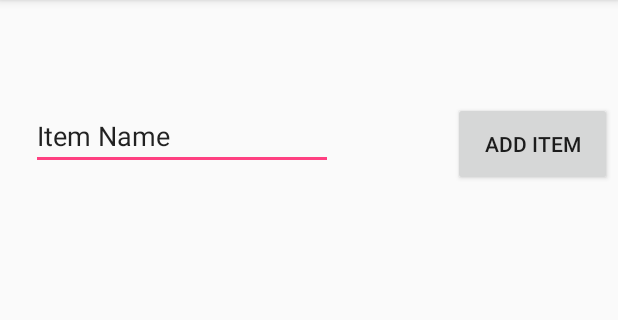
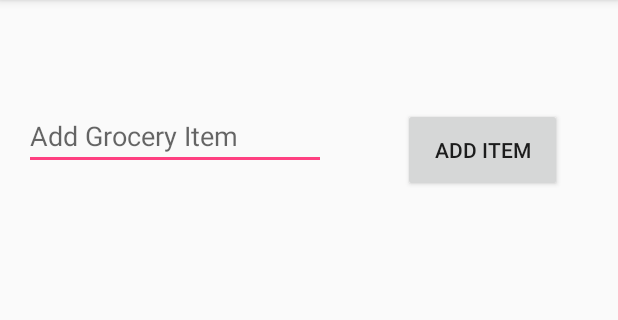
Before and after one commit to surbhi2903/ShoppingListApp, an Android app: the ViewListActivity screen opened directly, with no data from a screen before it, on a phone screen of 412 x 824 dp, the part 84-404 px from its top. Run offline under Robolectric (Android 15) with nearby library versions, the phone set to English and light mode, and no system bars; our stand-ins replace Firebase (no records; nobody signed in at launch, a user with empty details on screens opened directly); 2 statements that could not run were skipped.

```diff
--- a/app/src/main/res/layout/activity_main.xml
+++ b/app/src/main/res/layout/activity_main.xml
@@ -33,7 +33,7 @@
         android:layout_marginTop="16dp"
         android:ems="10"
         android:inputType="textPersonName"
-        android:hint="@string/grocery_hint"
+        android:hint="@string/shopping_hint"
         app:layout_constraintBottom_toBottomOf="parent"
         app:layout_constraintEnd_toStartOf="@+id/newList"
         app:layout_constraintHorizontal_bias="0.0"
@@ -45,7 +45,7 @@
     <ListView
         android:id="@+id/listView"
         android:layout_width="401dp"
-        android:layout_height="312dp"
+        android:layout_height="357dp"
         android:layout_marginBottom="8dp"
         android:layout_marginTop="8dp"
         app:layout_constraintBottom_toBottomOf="parent"
--- a/app/src/main/res/layout/activity_roommates.xml
+++ b/app/src/main/res/layout/activity_roommates.xml
@@ -33,7 +33,6 @@
         android:layout_marginStart="8dp"
         android:layout_marginTop="8dp"
         android:text="Add"
-        android:onClick="checkEmail"
         app:layout_constraintBottom_toBottomOf="parent"
         app:layout_constraintEnd_toEndOf="parent"
         app:layout_constraintHorizontal_bias="0.697"
@@ -42,7 +41,7 @@
         app:layout_constraintVertical_bias="0.053" />
 
     <ListView
-        android:id="@+id/itemLV"
+        android:id="@+id/roommate_list"
         android:layout_width="match_parent"
         android:layout_height="364dp"
         android:layout_marginTop="8dp"
--- a/app/src/main/res/layout/activity_view_list.xml
+++ b/app/src/main/res/layout/activity_view_list.xml
@@ -24,43 +24,53 @@
         android:id="@+id/itemName"
         android:layout_width="201dp"
         android:layout_height="wrap_content"
+        android:layout_alignParentLeft="true"
         android:layout_alignParentStart="true"
-        android:layout_alignParentLeft="true"
         android:layout_alignParentTop="true"
+        android:layout_marginBottom="8dp"
+        android:layout_marginLeft="16dp"
         android:layout_marginStart="16dp"
-        android:layout_marginLeft="16dp"
         android:layout_marginTop="68dp"
-        android:layout_marginEnd="8dp"
-        android:layout_marginRight="8dp"
         android:ems="10"
         android:inputType="textPersonName"
-        android:text="Item Name"
-        app:layout_constraintEnd_toStartOf="@+id/addItemBtn"
-        app:layout_constraintHorizontal_bias="0.063"
+        android:hint="@string/grocery_hint"
+        app:layout_constraintBottom_toBottomOf="parent"
         app:layout_constraintStart_toStartOf="parent"
-        app:layout_constraintTop_toTopOf="parent" />
+        app:layout_constraintTop_toTopOf="parent"
+        app:layout_constraintVertical_bias="0.0" />
 
     <Button
         android:id="@+id/addItemBtn"
         android:layout_width="106dp"
         android:layout_height="56dp"
-        android:layout_marginTop="68dp"
-        android:layout_marginEnd="4dp"
-        android:layout_marginRight="4dp"
+        android:layout_marginBottom="8dp"
+        android:layout_marginEnd="16dp"
+        android:layout_marginLeft="8dp"
+        android:layout_marginRight="16dp"
+        android:layout_marginStart="8dp"
+        android:layout_marginTop="72dp"
         android:text="Add item"
+        app:layout_constraintBottom_toBottomOf="parent"
         app:layout_constraintEnd_toEndOf="parent"
-        app:layout_constraintTop_toTopOf="parent" />
+        app:layout_constraintHorizontal_bias="0.675"
+        app:layout_constraintStart_toEndOf="@+id/itemName"
+        app:layout_constraintTop_toTopOf="parent"
+        app:layout_constraintVertical_bias="0.0" />
 
     <ListView
         android:id="@+id/itemLV"
         android:layout_width="376dp"
-        android:layout_height="418dp"
+        android:layout_height="299dp"
+        android:layout_marginBottom="8dp"
+        android:layout_marginEnd="8dp"
+        android:layout_marginLeft="16dp"
+        android:layout_marginRight="8dp"
         android:layout_marginStart="16dp"
-        android:layout_marginLeft="16dp"
-        android:layout_marginEnd="8dp"
-        android:layout_marginRight="8dp"
-        android:layout_marginBottom="8dp"
+        android:layout_marginTop="8dp"
         app:layout_constraintBottom_toBottomOf="parent"
         app:layout_constraintEnd_toEndOf="parent"
-        app:layout_constraintStart_toStartOf="parent" />
+        app:layout_constraintHorizontal_bias="0.75"
+        app:layout_constraintStart_toStartOf="parent"
+        app:layout_constraintTop_toBottomOf="@+id/listName"
+        app:layout_constraintVertical_bias="1.0" />
 </android.support.constraint.ConstraintLayout>
--- a/app/src/main/res/values/strings.xml
+++ b/app/src/main/res/values/strings.xml
@@ -1,5 +1,6 @@
 <resources>
     <string name="app_name">ShoppingListApp</string>
-    <string name="grocery_hint">Add Grocery List Name</string>
+    <string name="shopping_hint">Add Shopping List Name</string>
     <string name="roommate_hint">Add Roommate Name</string>
+    <string name="grocery_hint">Add Grocery Item</string>
 </resources>
```
Also changed, not shown: app/src/main/java/edu/uga/cs/shoppinglistapp/MainActivity.java (+6 -5 lines), app/src/main/java/edu/uga/cs/shoppinglistapp/RoommatesActivity.java (+26 -40 lines), app/src/main/java/edu/uga/cs/shoppinglistapp/User.java (added, +38 -0 lines).
